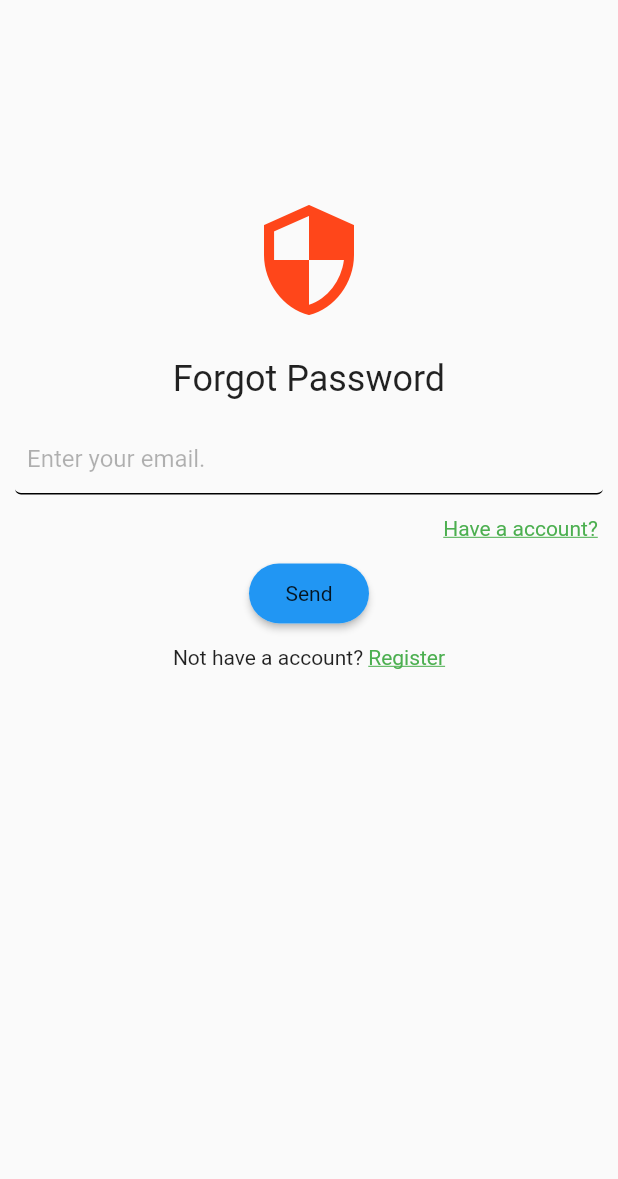
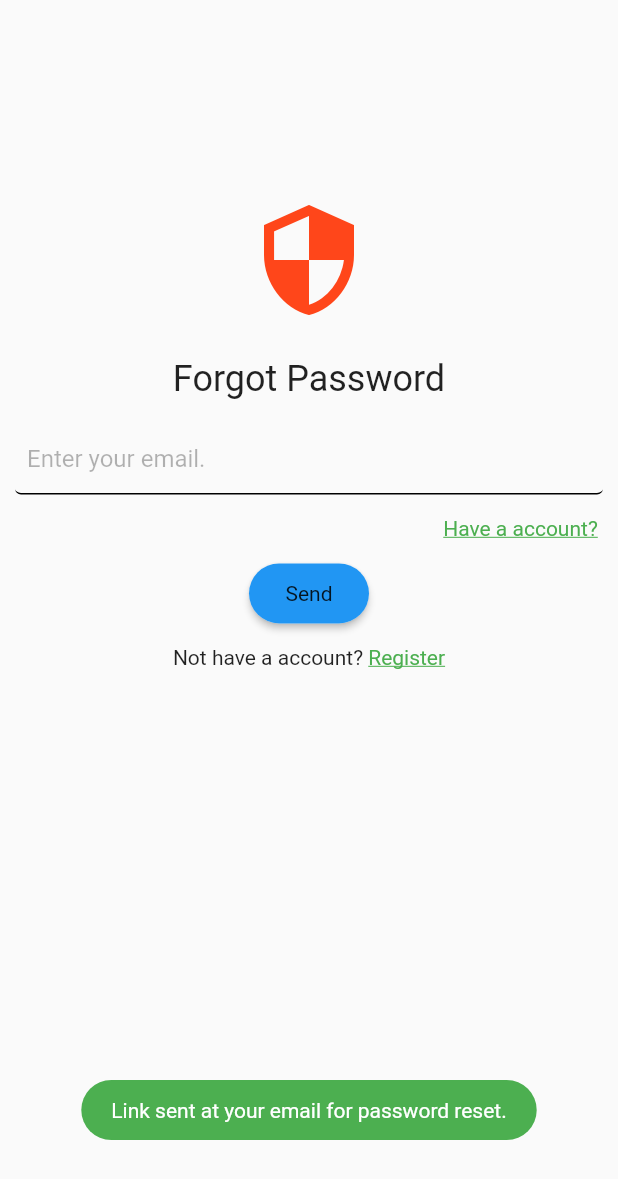
Before and after one commit to harshit-kishor2/flutter_firebase, a Flutter app: the ForgotPasswordScreen screen opened by its route, after a tap on "Send", on a phone screen of 412 x 824 dp. Shown: the top 1179 px of the screen. Run offline on Flutter 3.47's test engine with Material 2 defaults, Android fonts, the phone set to English and light mode, and no system bars; our stand-ins replace bloc, dio, equatable, firebase_auth, firebase_core, flutter_bloc and 4 more; accounts and stored records are empty; network calls fail.

Commit message:
firebase auth implemented

```diff
--- /dev/null
+++ b/lib/helpers/common/custom_functions.dart
@@ -0,0 +1,15 @@
+/* ************************************************************************
+* Directory Name: common                                                  *
+* File Name: mixin.dart                                                   *
+* Created At: Sunday, 10th April 2022 4:39:18 pm                          *
+* Created By: singsys (Harshit Kishor)                                    *
+************************************************************************ */
+class CustomFunctions {
+  static final RegExp _emailRegExp = RegExp(
+    r'^[a-zA-Z0-9.!#$%&’*+/=?^_`{|}~-]+@[a-zA-Z0-9-]+(?:\.[a-zA-Z0-9-]+)*$',
+  );
+
+  static bool isEmailValid(String email) {
+    return _emailRegExp.hasMatch(email);
+  }
+}
--- a/lib/helpers/index.dart
+++ b/lib/helpers/index.dart
@@ -16,3 +16,4 @@ export 'constant/api_const.dart';
 export 'constant/assets_const.dart';
 export 'constant/color_const.dart';
 export 'constant/strings_const.dart';
+export 'common/custom_functions.dart';
--- a/lib/injection_container.dart
+++ b/lib/injection_container.dart
@@ -25,11 +25,11 @@ Future<void> init() async {
 
   //! blocs
   di.registerFactory(
-    () => LoginBloc(loginRepo: di()),
+    () => AuthBloc(authRepo: di()),
   );
 
   //! Services
-  di.registerLazySingleton<LoginRepo>(() => LoginImpl(dio: di()));
+  di.registerLazySingleton<AuthRepo>(() => AuthImpl());
 
 /* =================================== External ======================================= */
 
--- a/lib/main.dart
+++ b/lib/main.dart
@@ -7,11 +7,13 @@ import 'package:flutter_firebase/view_models/index.dart';
 import 'package:flutter_firebase/views/index.dart';
 import 'package:flutter_localizations/flutter_localizations.dart';
 import 'generated/l10n.dart';
+import 'package:firebase_core/firebase_core.dart';
 
 /// [globalInitializer()]
 /// Function to initialise all the pre-app things
 globalInitializer() async {
   WidgetsFlutterBinding.ensureInitialized();
+  await Firebase.initializeApp();
   await di.init();
 }
 
--- a/lib/services/repos/login_repo.dart
+++ b/lib/services/repos/login_repo.dart
@@ -4,6 +4,9 @@
 * Created At: Saturday, 9th April 2022 9:14:05 am                         *
 * Created By: singsys (Harshit Kishor)                                    *
 ************************************************************************ */
-abstract class LoginRepo {
+abstract class AuthRepo {
   Future<String> postLogin(Map<String, dynamic> req);
+  Future<String> postRegister(Map<String, dynamic> req);
+  Future<String> postForgotPass(Map<String, dynamic> req);
+  Future<bool> logoutService();
 }
--- /dev/null
+++ b/lib/view_models/auth_bloc/auth_bloc.dart
@@ -0,0 +1,116 @@
+import 'package:bloc/bloc.dart';
+import 'package:equatable/equatable.dart';
+import 'package:flutter_firebase/helpers/index.dart';
+
+import 'package:flutter_firebase/services/repos/login_repo.dart';
+import 'package:flutter_firebase/view_models/event_status.dart';
+
+part 'auth_event.dart';
+part 'auth_state.dart';
+
+class AuthBloc extends Bloc<AuthEvent, AuthState> {
+  final AuthRepo authRepo;
+  AuthBloc({
+    required this.authRepo,
+  }) : super(const AuthState()) {
+    on<AuthEvent>((event, emit) async {
+      //!RegisterEvent
+      if (event is RegisterEvent) {
+        emit(
+          state.copyWith(registerStatus: EventLoading()),
+        );
+        try {
+          if (event.email.isEmpty) {
+            throw const BaseException(message: "Enter your email !");
+          } else if (event.password.isEmpty) {
+            throw const BaseException(message: "Enter your password !");
+          } else if (!CustomFunctions.isEmailValid(event.email)) {
+            throw const BaseException(message: "Invalid email !");
+          } else {
+            String result = await authRepo.postRegister({
+              "email": event.email,
+              "password": event.password,
+              "name": event.name
+            });
+            emit(
+              state.copyWith(
+                  registerStatus:
+                      const EventLoaded(successMessage: "Register Success.")),
+            );
+          }
+        } on BaseException catch (e) {
+          emit(
+            state.copyWith(
+                registerStatus: EventFailed(errorMessage: e.message)),
+          );
+        }
+      }
+      //!LoginEvent
+      if (event is LoginEvent) {
+        emit(
+          state.copyWith(loginStatus: EventLoading()),
+        );
+        try {
+          if (event.email.isEmpty) {
+            throw const BaseException(message: "Enter your email !");
+          } else if (event.password.isEmpty) {
+            throw const BaseException(message: "Enter your password !");
+          } else if (!CustomFunctions.isEmailValid(event.email)) {
+            throw const BaseException(message: "Invalid email !");
+          } else {
+            String result = await authRepo.postLogin({
+              "email": event.email,
+              "password": event.password,
+            });
+            emit(
+              state.copyWith(
+                  loginStatus:
+                      const EventLoaded(successMessage: "Login Success.")),
+            );
+          }
+        } on BaseException catch (e) {
+          emit(
+            state.copyWith(loginStatus: EventFailed(errorMessage: e.message)),
+          );
+        }
+      }
+      //!ForgotPAsswordEvent
+      if (event is ForgotPAsswordEvent) {
+        emit(
+          state.copyWith(forgotPasswordStatus: EventLoading()),
+        );
+        try {
+          authRepo.postForgotPass({"email": event.email});
+          emit(
+            state.copyWith(
+                forgotPasswordStatus:
+                    const EventLoaded(successMessage: "Link sent")),
+          );
+        } on BaseException catch (e) {
+          emit(
+            state.copyWith(
+                forgotPasswordStatus: EventFailed(errorMessage: e.message)),
+          );
+        }
+      }
+      //!LogoutEvent
+      if (event is LogoutEvent) {
+        emit(
+          state.copyWith(logoutStatus: EventLoading()),
+        );
+        try {
+          await authRepo.logoutService();
+          emit(
+            state.copyWith(
+                logoutStatus:
+                    const EventLoaded(successMessage: "Logout Successfully")),
+          );
+        } on BaseException catch (e) {
+          emit(
+            state.copyWith(logoutStatus: EventFailed(errorMessage: e.message)),
+          );
+        }
+      }
+    });
+  }
+}
--- /dev/null
+++ b/lib/view_models/auth_bloc/auth_event.dart
@@ -0,0 +1,43 @@
+part of 'auth_bloc.dart';
+
+abstract class AuthEvent extends Equatable {
+  const AuthEvent();
+
+  @override
+  List<Object> get props => [];
+}
+
+class RegisterEvent extends AuthEvent {
+  final String email;
+  final String name;
+  final String password;
+  const RegisterEvent({
+    required this.email,
+    required this.name,
+    required this.password,
+  });
+  @override
+  List<Object> get props => [email, name, password];
+}
+
+class LoginEvent extends AuthEvent {
+  final String email;
+  final String password;
+  const LoginEvent({
+    required this.email,
+    required this.password,
+  });
+  @override
+  List<Object> get props => [email, password];
+}
+
+class ForgotPAsswordEvent extends AuthEvent {
+  final String email;
+  const ForgotPAsswordEvent({
+    required this.email,
+  });
+  @override
+  List<Object> get props => [email];
+}
+
+class LogoutEvent extends AuthEvent {}
--- /dev/null
+++ b/lib/view_models/auth_bloc/auth_state.dart
@@ -0,0 +1,39 @@
+part of 'auth_bloc.dart';
+
+class AuthState {
+  final EventStatus loginStatus;
+  final EventStatus registerStatus;
+  final EventStatus forgotPasswordStatus;
+  final EventStatus logoutStatus;
+  final String? userDetails;
+  const AuthState({
+    this.loginStatus = const EventNotLoaded(),
+    this.registerStatus = const EventNotLoaded(),
+    this.forgotPasswordStatus = const EventNotLoaded(),
+    this.logoutStatus = const EventNotLoaded(),
+    this.userDetails,
+  });
+
+  AuthState get initialState => const AuthState();
+
+  AuthState copyWith({
+    EventStatus? loginStatus,
+    EventStatus? registerStatus,
+    EventStatus? forgotPasswordStatus,
+    EventStatus? logoutStatus,
+    String? userDetails,
+  }) {
+    return AuthState(
+      loginStatus: loginStatus ?? this.loginStatus,
+      registerStatus: registerStatus ?? this.registerStatus,
+      forgotPasswordStatus: forgotPasswordStatus ?? this.forgotPasswordStatus,
+      logoutStatus: logoutStatus ?? this.logoutStatus,
+      userDetails: userDetails ?? this.userDetails,
+    );
+  }
+
+  @override
+  String toString() {
+    return 'AuthState(loginStatus: $loginStatus, registerStatus: $registerStatus, forgotPasswordStatus: $forgotPasswordStatus, logoutStatus: $logoutStatus, userDetails: $userDetails)';
+  }
+}
--- a/lib/view_models/bloc_providers.dart
+++ b/lib/view_models/bloc_providers.dart
@@ -21,7 +21,7 @@ class MyBlocProvider extends StatelessWidget {
       providers: [
         BlocProvider<AppConfigCubit>(
             create: (context) => sl.di<AppConfigCubit>()),
-        BlocProvider<LoginBloc>(create: (context) => sl.di<LoginBloc>()),
+        BlocProvider<AuthBloc>(create: (context) => sl.di<AuthBloc>()),
       ],
       child: child,
     );
--- a/lib/view_models/index.dart
+++ b/lib/view_models/index.dart
@@ -10,4 +10,4 @@ export 'app_config_cubit/app_config_cubit.dart';
 export 'bloc_delegates.dart';
 export 'bloc_providers.dart';
 export 'event_status.dart';
-export 'login_bloc/login_bloc.dart';
+export 'auth_bloc/auth_bloc.dart';
--- a/lib/view_models/login_bloc/login_bloc.dart
+++ /dev/null
@@ -1,33 +0,0 @@
-import 'package:equatable/equatable.dart';
-import 'package:flutter_firebase/helpers/index.dart';
-
-import 'package:flutter_firebase/services/index.dart';
-import 'package:flutter_firebase/view_models/index.dart';
-
-part 'login_event.dart';
-part 'login_state.dart';
-
-class LoginBloc extends Bloc<LoginEvent, LoginState> {
-  LoginRepo loginRepo;
-  LoginBloc({
-    required this.loginRepo,
-  }) : super(const LoginState()) {
-    on<CheckAuthenticationEvent>((event, emit) async {
-      emit(state.copyWith(isAuthenticateStatus: EventLoading()));
-      try {
-        //call ApiService
-        bool result = await SharedPref.getBool(key: SharedPref.prefAuth);
-        emit(
-          state.copyWith(
-            isAuthenticate: result,
-            isAuthenticateStatus:
-                const EventLoaded(successMessage: "Authenticate scuccess"),
-          ),
-        );
-      } on BaseException catch (e) {
-        emit(state.copyWith(
-            isAuthenticateStatus: EventFailed(errorMessage: e.message)));
-      }
-    });
-  }
-}
--- a/lib/view_models/login_bloc/login_event.dart
+++ /dev/null
@@ -1,10 +0,0 @@
-part of 'login_bloc.dart';
-
-abstract class LoginEvent extends Equatable {
-  const LoginEvent();
-
-  @override
-  List<Object> get props => [];
-}
-
-class CheckAuthenticationEvent extends LoginEvent {}
--- a/lib/view_models/login_bloc/login_state.dart
+++ /dev/null
@@ -1,26 +0,0 @@
-part of 'login_bloc.dart';
-
-class LoginState {
-  final bool isAuthenticate;
-  final EventStatus isAuthenticateStatus;
-  const LoginState({
-    this.isAuthenticate = false,
-    this.isAuthenticateStatus = const EventNotLoaded(),
-  });
-
-  LoginState get initialState => const LoginState();
-
-  LoginState copyWith({
-    bool? isAuthenticate,
-    EventStatus? isAuthenticateStatus,
-  }) {
-    return LoginState(
-      isAuthenticate: isAuthenticate ?? this.isAuthenticate,
-      isAuthenticateStatus: isAuthenticateStatus ?? this.isAuthenticateStatus,
-    );
-  }
-
-  @override
-  String toString() =>
-      'LoginState(isAuthenticate: $isAuthenticate, isAuthenticateStatus: $isAuthenticateStatus)';
-}
--- a/lib/views/ui/auth_screens/forgot_pass.dart
+++ b/lib/views/ui/auth_screens/forgot_pass.dart
@@ -8,6 +8,7 @@ import 'package:flutter/gestures.dart';
 import 'package:flutter/material.dart';
 import 'package:flutter_firebase/helpers/index.dart';
 import 'package:flutter_firebase/router_generator.dart';
+import 'package:flutter_firebase/view_models/index.dart';
 import 'package:flutter_firebase/views/index.dart';
 import 'package:flutter_firebase/views/widgets/custom/custom_button.dart';
 
@@ -20,11 +21,32 @@ class ForgotPasswordScreen extends StatefulWidget {
 
 class _ForgotPasswordScreenState extends State<ForgotPasswordScreen> {
   final TextEditingController _emailController = TextEditingController();
+
+  @override
+  void dispose() {
+    _emailController.dispose();
+    super.dispose();
+  }
+
   @override
   Widget build(BuildContext context) {
     return GestureDetector(
       onTap: closeKeyboard,
       child: CustomScaffold(
+        child: BlocListener<AuthBloc, AuthState>(
+          listener: (context, state) {
+            if (state.forgotPasswordStatus is EventLoaded) {
+              setState(() {
+                _emailController.text = '';
+              });
+              ToastMessage.success(
+                  "Link sent at your email for password reset.");
+            }
+            if (state.forgotPasswordStatus is EventFailed) {
+              ToastMessage.error(
+                  (state.forgotPasswordStatus as EventFailed).errorMessage);
+            }
+          },
           child: Container(
             padding: const EdgeInsets.all(10),
             child: SingleChildScrollView(
@@ -77,7 +99,10 @@ class _ForgotPasswordScreenState extends State<ForgotPasswordScreen> {
                   ),
                   CustomButton(
                     buttonLabel: const Text("Send"),
-                  onTap: () {},
+                    onTap: () {
+                      context.read<AuthBloc>().add(
+                          ForgotPAsswordEvent(email: _emailController.text));
+                    },
                   ),
                   const SizedBox(
                     height: 15,
@@ -106,6 +131,7 @@ class _ForgotPasswordScreenState extends State<ForgotPasswordScreen> {
             ),
           ),
         ),
+      ),
     );
   }
 }
--- a/lib/views/ui/auth_screens/login_screen.dart
+++ b/lib/views/ui/auth_screens/login_screen.dart
@@ -9,6 +9,7 @@ import 'package:flutter/gestures.dart';
 import 'package:flutter/material.dart';
 import 'package:flutter_firebase/helpers/index.dart';
 import 'package:flutter_firebase/router_generator.dart';
+import 'package:flutter_firebase/view_models/index.dart';
 import 'package:flutter_firebase/views/index.dart';
 import 'package:flutter_firebase/views/widgets/custom/custom_button.dart';
 
@@ -22,11 +23,34 @@ class LoginScreen extends StatefulWidget {
 class _LoginScreenState extends State<LoginScreen> {
   final TextEditingController _emailController = TextEditingController();
   final TextEditingController _passController = TextEditingController();
+
+  @override
+  void dispose() {
+    _emailController.dispose();
+    _passController.dispose();
+    super.dispose();
+  }
+
   @override
   Widget build(BuildContext context) {
     return GestureDetector(
       onTap: closeKeyboard,
       child: CustomScaffold(
+        child: BlocListener<AuthBloc, AuthState>(
+          listener: (context, state) {
+            if (state.loginStatus is EventLoaded) {
+              setState(() {
+                _emailController.text = '';
+                _passController.text = '';
+              });
+              ToastMessage.success("Login Successfully");
+              Navigator.pushReplacementNamed(context, RoutesConst.dashboard);
+            }
+            if (state.loginStatus is EventFailed) {
+              ToastMessage.error(
+                  (state.loginStatus as EventFailed).errorMessage);
+            }
+          },
           child: Container(
             padding: const EdgeInsets.all(10),
             child: SingleChildScrollView(
@@ -85,7 +109,11 @@ class _LoginScreenState extends State<LoginScreen> {
                   ),
                   CustomButton(
                     buttonLabel: const Text("Login"),
-                  onTap: () {},
+                    onTap: () {
+                      context.read<AuthBloc>().add(LoginEvent(
+                          email: _emailController.text,
+                          password: _passController.text));
+                    },
                   ),
                   const SizedBox(
                     height: 15,
@@ -114,6 +142,7 @@ class _LoginScreenState extends State<LoginScreen> {
             ),
           ),
         ),
+      ),
     );
   }
 }
--- a/lib/views/ui/dashboard_screen/dashboard_screen.dart
+++ b/lib/views/ui/dashboard_screen/dashboard_screen.dart
@@ -18,6 +18,7 @@ class _DashboardScreenState extends State<DashboardScreen> {
   @override
   Widget build(BuildContext context) {
     return CustomScaffold(
+      drawer: MyDrawer(),
       appBar: const PreferredSize(
         child: CustomAppBar(),
         preferredSize: Size.fromHeight(60),
--- a/pubspec.yaml
+++ b/pubspec.yaml
@@ -28,12 +28,16 @@ environment:
 # versions available, run `flutter pub outdated`.
 dependencies:
   cached_network_image: ^3.2.0
+  cloud_firestore: ^3.1.11
   cupertino_icons: ^1.0.2
   dio: ^4.0.6
   equatable: ^2.0.3
+  firebase_auth: ^3.3.13
   flutter:
     sdk: flutter
   flutter_bloc: ^8.0.1
+  flutter_localizations:
+    sdk: flutter
   flutter_speed_dial: ^5.1.0
   fluttertoast: ^8.0.9
   get_it: ^7.2.0
@@ -41,8 +45,6 @@ dependencies:
   intl: ^0.17.0
   shared_preferences: ^2.0.13
   url_launcher: ^6.0.20
-  flutter_localizations:
-    sdk: flutter
 
 dev_dependencies:
   flutter_lints: ^1.0.0
```
Also changed, not shown: lib/services/implemetations/login_impl.dart (+48 -20 lines), lib/views/ui/auth_screens/register_screen.dart (+38 -2 lines), lib/views/widgets/common/drawer.dart (+17 -5 lines), pubspec.lock, 4 other files. Lines whose indentation alone changed are shown as unchanged.
